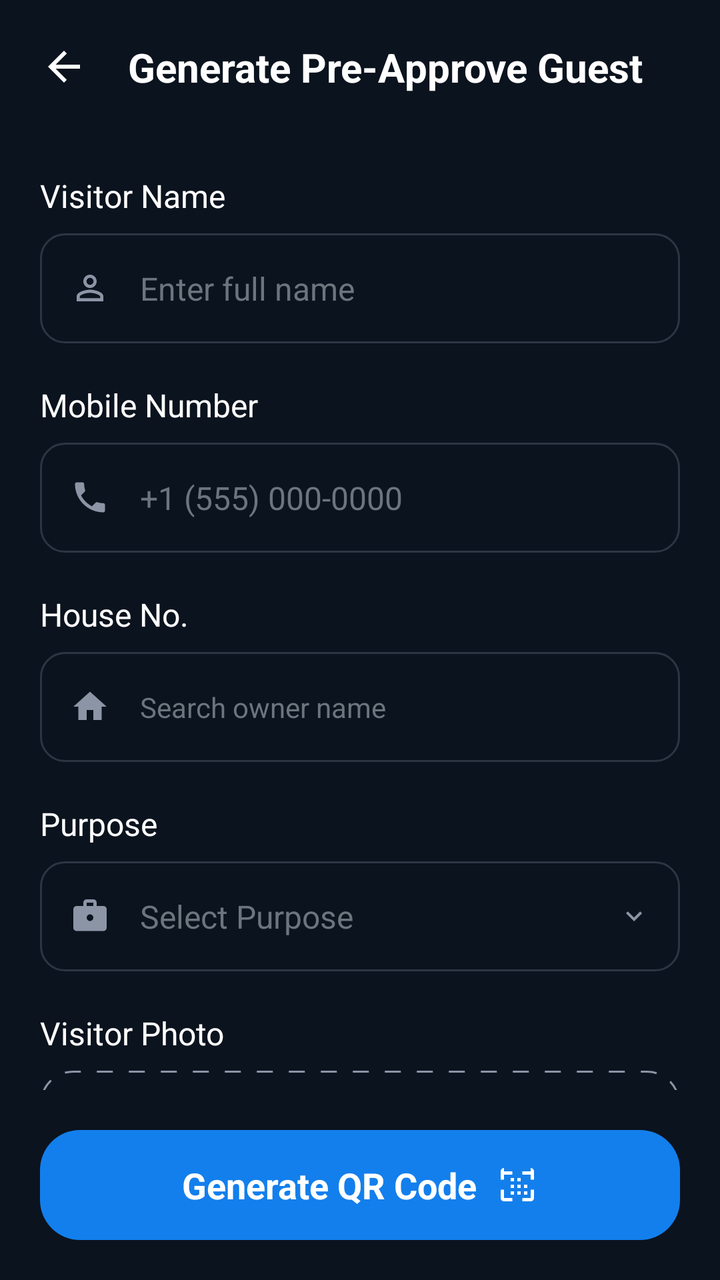
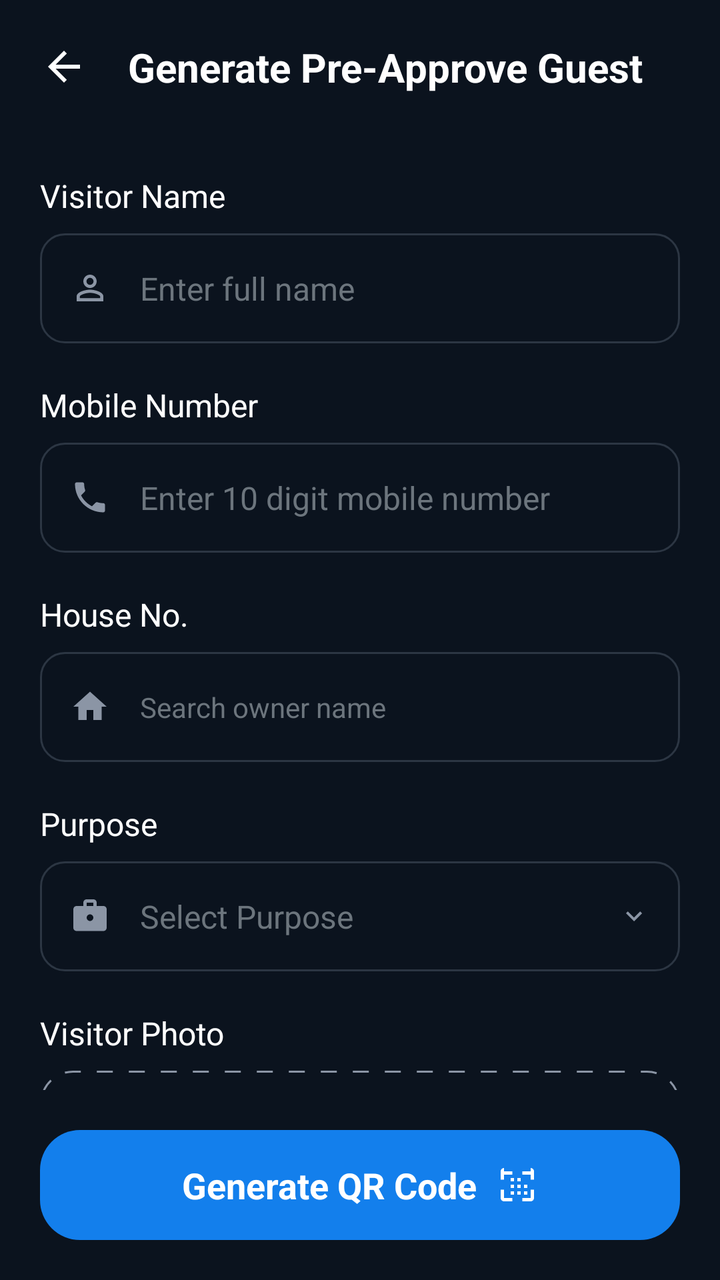

Compare the two renders of this Android layout. The source of the first and the diff that turns it into the second are given below.
<!-- AndroidManifest.xml: application theme Theme.HouseVisitorManagementSystem -->
<!-- res/layout/activity_add_qr_code.xml -->
<?xml version="1.0" encoding="utf-8"?>
<androidx.constraintlayout.widget.ConstraintLayout xmlns:android="http://schemas.android.com/apk/res/android"
xmlns:app="http://schemas.android.com/apk/res-auto"
xmlns:tools="http://schemas.android.com/tools"
android:id="@+id/main"
android:layout_width="match_parent"
android:layout_height="match_parent"
android:background="@color/dark_navy_bg"
tools:context=".AddQrCodeActivity">


<RelativeLayout
    android:id="@+id/header"
    android:layout_width="match_parent"
    android:layout_height="wrap_content"
    android:padding="20dp"
    app:layout_constraintTop_toTopOf="parent">

    <ImageView
        android:id="@+id/btnBack"
        android:layout_width="24dp"
        android:layout_height="24dp"
        android:layout_centerVertical="true"
        android:src="@drawable/ic_arrow_back"
        app:tint="@color/white" />

    <TextView
        android:layout_width="wrap_content"
        android:layout_height="wrap_content"
        android:layout_centerVertical="true"
        android:layout_marginStart="20dp"
        android:layout_toEndOf="@id/btnBack"
        android:text="Generate Pre-Approve Guest"
        android:textColor="@color/white"
        android:textSize="20sp"
        android:textStyle="bold" />

</RelativeLayout>

<ScrollView
    android:layout_width="match_parent"
    android:layout_height="0dp"
    android:scrollbars="none"
    app:layout_constraintBottom_toTopOf="@id/btnCheckInLayout"
    app:layout_constraintTop_toBottomOf="@id/header">

    <LinearLayout
        android:layout_width="match_parent"
        android:layout_height="wrap_content"
        android:orientation="vertical"
        android:padding="20dp">

        <TextView
            android:layout_width="wrap_content"
            android:layout_height="wrap_content"
            android:text="Visitor Name"
            android:textColor="@color/white"
            android:textSize="16sp" />

        <LinearLayout
            android:layout_width="match_parent"
            android:layout_height="55dp"
            android:layout_marginTop="8dp"
            android:layout_marginBottom="20dp"
            android:background="@drawable/bg_input_field"
            android:gravity="center_vertical"
            android:paddingHorizontal="15dp">

            <ImageView
                android:layout_width="20dp"
                android:layout_height="20dp"
                android:src="@drawable/ic_person_outline"
                app:tint="@color/text_grey" />

            <EditText
                android:id="@+id/etVisitorName"
                android:layout_width="match_parent"
                android:layout_height="match_parent"
                android:layout_marginStart="15dp"
                android:background="@null"
                android:hint="Enter full name"
                android:textColor="@color/white"
                android:textColorHint="@color/cool_gray"
                android:textSize="16sp" />
        </LinearLayout>

        <TextView
            android:layout_width="wrap_content"
            android:layout_height="wrap_content"
            android:text="Mobile Number"
            android:textColor="@color/white"
            android:textSize="16sp" />

        <LinearLayout
            android:layout_width="match_parent"
            android:layout_height="55dp"
            android:layout_marginTop="8dp"
            android:layout_marginBottom="20dp"
            android:background="@drawable/bg_input_field"
            android:gravity="center_vertical"
            android:paddingHorizontal="15dp">

            <ImageView
                android:layout_width="20dp"
                android:layout_height="20dp"
                android:src="@drawable/ic_phone"
                app:tint="@color/text_grey" />

            <EditText
                android:id="@+id/etMobileNumber"
                android:layout_width="match_parent"
                android:layout_height="match_parent"
                android:layout_marginStart="15dp"
                android:background="@null"
                android:hint="+1 (555) 000-0000"
                android:inputType="phone"
                android:textColor="@color/white"
                android:textColorHint="@color/cool_gray"
                android:textSize="16sp" />
        </LinearLayout>

        <TextView
            android:layout_width="wrap_content"
            android:layout_height="wrap_content"
            android:text="House No."
            android:textColor="@color/white"
            android:textSize="16sp" />

        <LinearLayout
            android:layout_width="match_parent"
            android:layout_height="55dp"
            android:layout_marginTop="8dp"
            android:layout_marginBottom="20dp"
            android:background="@drawable/bg_input_field"
            android:gravity="center_vertical"
            android:paddingHorizontal="15dp">

            <ImageView
                android:layout_width="20dp"
                android:layout_height="20dp"
                android:src="@drawable/ic_home_filled"
                app:tint="@color/text_grey" />

            <AutoCompleteTextView
                android:id="@+id/etHouseNo"
                android:layout_width="match_parent"
                android:layout_height="match_parent"
                android:layout_marginStart="15dp"
                android:background="@null"
                android:hint="Search owner name"
                android:completionThreshold="0"
                android:textColor="@color/white"
                android:textColorHint="@color/cool_gray"
                android:textSize="14sp"
                android:imeOptions="actionNext"
                android:inputType="text" />
        </LinearLayout>

        <TextView
            android:layout_width="wrap_content"
            android:layout_height="wrap_content"
            android:text="Purpose"
            android:textColor="@color/white"
            android:textSize="16sp" />

        <LinearLayout
            android:layout_width="match_parent"
            android:layout_height="55dp"
            android:layout_marginTop="8dp"
            android:layout_marginBottom="20dp"
            android:background="@drawable/bg_input_field"
            android:gravity="center_vertical"
            android:paddingHorizontal="15dp">

            <ImageView
                android:layout_width="20dp"
                android:layout_height="20dp"
                android:src="@drawable/ic_briefcase"
                app:tint="@color/text_grey" />

            <AutoCompleteTextView
                android:id="@+id/etPurpose"
                android:layout_width="0dp"
                android:layout_height="match_parent"
                android:layout_marginStart="15dp"
                android:layout_weight="1"
                android:background="@null"
                android:gravity="center_vertical"
                android:hint="Select Purpose"
                android:completionThreshold="0"
                android:textColor="@color/white"
                android:textColorHint="@color/cool_gray"
                android:textSize="16sp"
                android:inputType="text"
                android:imeOptions="actionDone" />

            <ImageView
                android:layout_width="16dp"
                android:layout_height="16dp"
                android:src="@drawable/ic_chevron_down"
                app:tint="@color/text_grey" />
        </LinearLayout>

        <TextView
            android:layout_width="wrap_content"
            android:layout_height="wrap_content"
            android:text="Visitor Photo"
            android:textColor="@color/white"
            android:textSize="16sp" />

        <LinearLayout
            android:id="@+id/btnCapturePhoto"
            android:layout_width="match_parent"
            android:layout_height="wrap_content"
            android:minHeight="140dp"
            android:layout_marginTop="8dp"
            android:layout_marginBottom="20dp"
            android:background="@drawable/bg_dotted_border"
            android:gravity="center"
            android:orientation="vertical">

            <ImageView
                android:id="@+id/ivCapturedPhoto"
                android:layout_width="match_parent"
                android:layout_height="wrap_content"
                android:adjustViewBounds="true"
                android:scaleType="fitCenter"
                android:visibility="gone" />

            <LinearLayout
                android:id="@+id/captureContent"
                android:layout_width="wrap_content"
                android:layout_height="wrap_content"
                android:gravity="center"
                android:orientation="vertical">

                <ImageView
                    android:layout_width="45dp"
                    android:layout_height="45dp"
                    android:background="@drawable/circle_dark_bg"
                    android:padding="10dp"
                    android:src="@drawable/ic_camera"
                    app:tint="@color/white" />

                <TextView
                    android:layout_width="wrap_content"
                    android:layout_height="wrap_content"
                    android:layout_marginTop="10dp"
                    android:text="Tap to capture"
                    android:textColor="@color/bright_azure_blue"
                    android:textSize="14sp" />
            </LinearLayout>
        </LinearLayout>

    </LinearLayout>
</ScrollView>

<FrameLayout
    android:id="@+id/btnCheckInLayout"
    android:layout_width="match_parent"
    android:layout_height="wrap_content"
    android:padding="20dp"
    app:layout_constraintBottom_toBottomOf="parent">

    <LinearLayout
        android:id="@+id/btnCheckInVisitor"
        android:layout_width="match_parent"
        android:layout_height="55dp"
        android:background="@drawable/bg_qr_button"
        android:gravity="center">

        <TextView
            android:layout_width="wrap_content"
            android:layout_height="wrap_content"
            android:text="Generate QR Code"
            android:textColor="@color/white"
            android:textSize="18sp"
            android:textStyle="bold" />

        <ImageView
            android:layout_width="20dp"
            android:layout_height="20dp"
            android:layout_marginStart="10dp"
            android:src="@drawable/ic_qr_code_scanner"
            app:tint="@color/white" />
    </LinearLayout>
</FrameLayout>

<ProgressBar
    android:id="@+id/progressBar"
    android:layout_width="wrap_content"
    android:layout_height="wrap_content"
    android:visibility="gone"
    android:indeterminateTint="@color/bright_azure_blue"
    app:layout_constraintTop_toTopOf="parent"
    app:layout_constraintBottom_toBottomOf="parent"
    app:layout_constraintStart_toStartOf="parent"
    app:layout_constraintEnd_toEndOf="parent" />

</androidx.constraintlayout.widget.ConstraintLayout>
<!-- resources referenced by this layout -->
<resources>
  <color name="bright_azure_blue">#137fec</color>
  <color name="cool_gray">#6C757D</color>
  <color name="dark_navy_bg">#0B131E</color>
  <color name="text_grey">#8B95A5</color>
  <color name="white">#FFFFFF</color>
  <!-- drawable bg_dotted_border (drawable) -->
  <?xml version="1.0" encoding="utf-8"?>
  <shape xmlns:android="http://schemas.android.com/apk/res/android">
      <stroke
          android:width="1dp"
          android:color="@color/text_grey"
          android:dashWidth="8dp"
          android:dashGap="8dp" />
      <corners android:radius="16dp" />
  </shape>
  <!-- drawable bg_input_field (drawable) -->
  <?xml version="1.0" encoding="utf-8"?>
  <shape xmlns:android="http://schemas.android.com/apk/res/android">
      <solid android:color="@color/dark_navy_bg" />
      <stroke android:width="1dp" android:color="@color/slate_blue_gray" />
      <corners android:radius="12dp" />
  </shape>
  <!-- drawable bg_qr_button (drawable) -->
  <?xml version="1.0" encoding="utf-8"?>
  <shape xmlns:android="http://schemas.android.com/apk/res/android">
      <solid android:color="@color/bright_azure_blue" />
      <corners android:radius="20dp" />
  </shape>
  <!-- drawable circle_dark_bg (drawable) -->
  <?xml version="1.0" encoding="utf-8"?>
  <shape xmlns:android="http://schemas.android.com/apk/res/android"
      android:shape="oval">
      <solid android:color="#1A2332" />
  </shape>
  <!-- drawable ic_arrow_back (drawable) -->
  <vector xmlns:android="http://schemas.android.com/apk/res/android"
      android:width="24dp"
      android:height="24dp"
      android:viewportWidth="24"
      android:viewportHeight="24">
      <path
          android:fillColor="#FFFFFF"
          android:pathData="M20,11H7.83l5.59,-5.59L12,4l-8,8 8,8 1.41,-1.41L7.83,13H20v-2z" />
  </vector>
  <!-- drawable ic_briefcase (drawable) -->
  <vector xmlns:android="http://schemas.android.com/apk/res/android"
      android:width="24dp"
      android:height="24dp"
      android:viewportWidth="24"
      android:viewportHeight="24">
      <path
          android:fillColor="#FFFFFF"
          android:pathData="M20,6h-4V4c0,-1.11 -0.89,-2 -2,-2h-4c-1.11,0 -2,0.89 -2,2v2H4c-1.11,0 -1.99,0.89 -1.99,2L2,19c0,1.11 0.89,2 2,2h16c1.11,0 2,-0.89 2,-2V8c0,-1.11 -0.89,-2 -2,-2zM10,4h4v2h-4V4zM12,15c-1.1,0 -2,-0.9 -2,-2s0.9,-2 2,-2 2,0.9 2,2 -0.9,2 -2,2z" />
  </vector>
  <!-- drawable ic_camera (drawable) -->
  <vector xmlns:android="http://schemas.android.com/apk/res/android"
      android:width="24dp"
      android:height="24dp"
      android:viewportWidth="24"
      android:viewportHeight="24">
      <path
          android:fillColor="#FFFFFF"
          android:pathData="M20,4h-3.17L15,2H9L7.17,4H4c-1.1,0 -2,0.9 -2,2v12c0,1.1 0.9,2 2,2h16c1.1,0 2,-0.9 2,-2V6c0,-1.1 -0.9,-2 -2,-2zM12,17c-2.76,0 -5,-2.24 -5,-5s2.24,-5 5,-5 5,2.24 5,5 -2.24,5 -5,5zM12,9c-1.66,0 -3,1.34 -3,3s1.34,3 3,3 3,-1.34 3,-3 -1.34,-3 -3,-3z" />
  </vector>
  <!-- drawable ic_chevron_down (drawable) -->
  <vector xmlns:android="http://schemas.android.com/apk/res/android"
      android:width="24dp"
      android:height="24dp"
      android:viewportWidth="24"
      android:viewportHeight="24">
      <path
          android:fillColor="#FFFFFF"
          android:pathData="M16.59,8.59L12,13.17 7.41,8.59 6,10l6,6 6,-6z" />
  </vector>
  <!-- drawable ic_home_filled (drawable) -->
  <vector xmlns:android="http://schemas.android.com/apk/res/android"
      android:width="24dp"
      android:height="24dp"
      android:viewportWidth="24"
      android:viewportHeight="24">
      <path
          android:fillColor="#FFFFFF"
          android:pathData="M10,20v-6h4v6h5v-8h3L12,3 2,12h3v8z" />
  </vector>
  <style name="Theme.HouseVisitorManagementSystem" parent="Base.Theme.HouseVisitorManagementSystem" />
  <color name="slate_blue_gray">#2C3643</color>
  <style name="Base.Theme.HouseVisitorManagementSystem" parent="Theme.Material3.DayNight.NoActionBar">
          
          
      </style>
  <!-- unchanged entries left out for length: 3 -->
</resources>

<!-- the commit's change to res/layout/activity_add_qr_code.xml (unified diff, before → after) -->
@@ -112,8 +112,9 @@ tools:context=".AddQrCodeActivity">
                 android:layout_height="match_parent"
                 android:layout_marginStart="15dp"
                 android:background="@null"
-                android:hint="+1 (555) 000-0000"
+                android:hint="Enter 10 digit mobile number"
                 android:inputType="phone"
+                android:maxLength="10"
                 android:textColor="@color/white"
                 android:textColorHint="@color/cool_gray"
                 android:textSize="16sp" />
